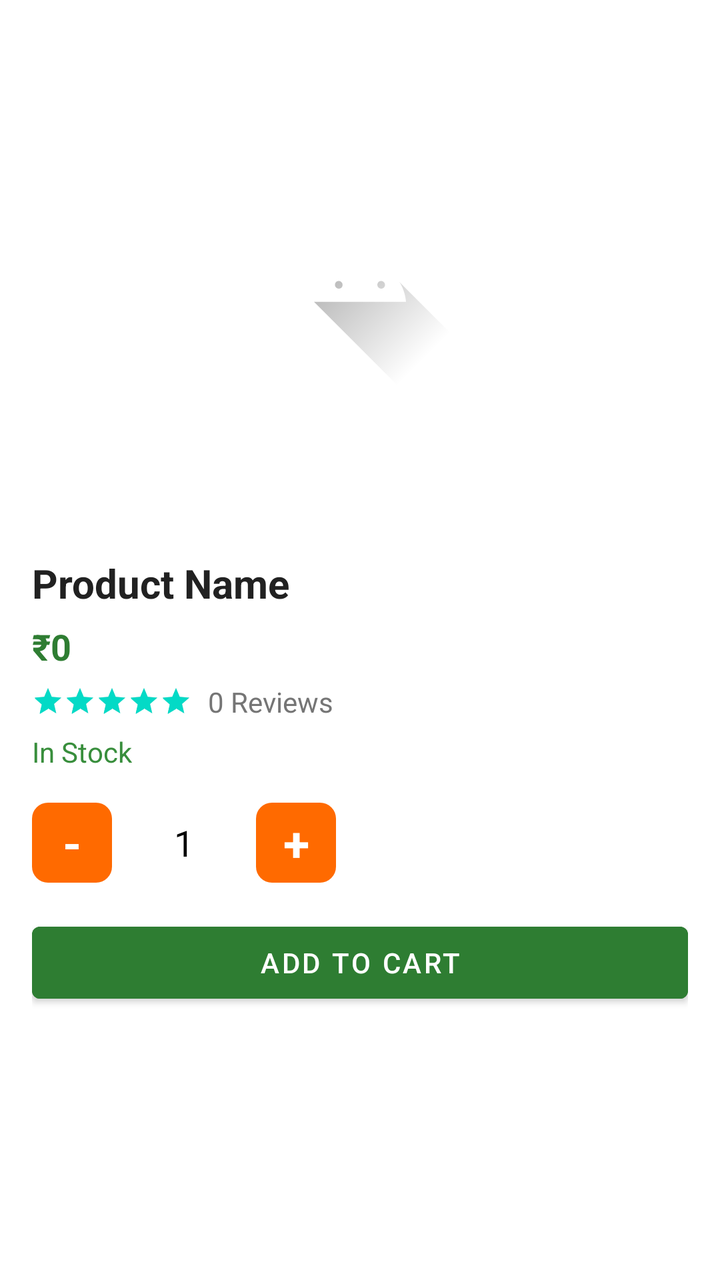
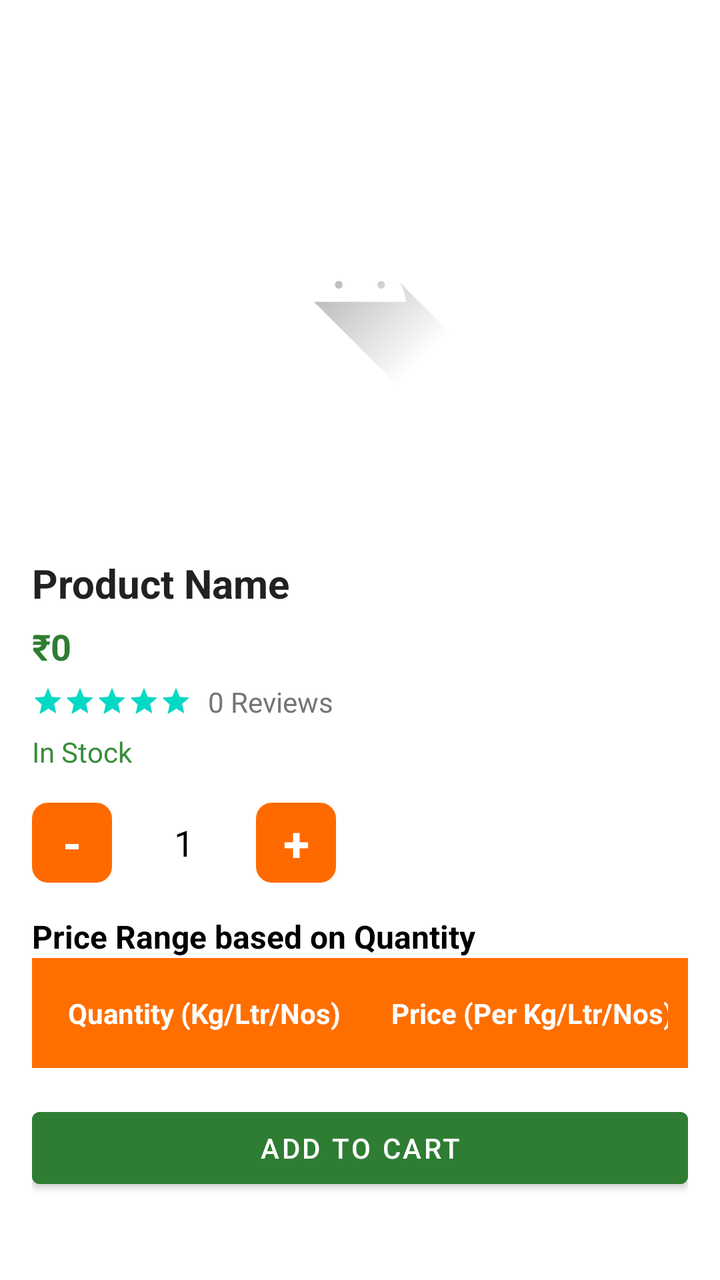

Before-and-after screenshots of an Android layout around one commit, followed by the original layout XML and the change that was made.
<!-- AndroidManifest.xml: application theme Theme.BulkAgrochem -->
<!-- res/layout/activity_product_detail.xml -->
<?xml version="1.0" encoding="utf-8"?>
<LinearLayout
    xmlns:android="http://schemas.android.com/apk/res/android"
    android:layout_width="match_parent"
    android:layout_height="match_parent"
    android:orientation="vertical"
    android:fitsSystemWindows="true">

<ScrollView
    android:id="@+id/main"
    android:layout_width="match_parent"
    android:layout_height="match_parent"
    android:background="#FFFFFF"
    >

    <LinearLayout
        android:layout_width="match_parent"
        android:layout_height="wrap_content"
        android:orientation="vertical"
        android:padding="16dp">

        
        <FrameLayout
            android:layout_width="match_parent"
            android:layout_height="wrap_content">

            
            <ImageView
                android:id="@+id/imgProduct"
                android:layout_width="match_parent"
                android:layout_height="250dp"
                android:scaleType="centerInside"
                android:src="@drawable/ic_launcher_foreground" />



        </FrameLayout>


        
        <TextView
            android:id="@+id/txtProductName"
            android:layout_width="match_parent"
            android:layout_height="wrap_content"
            android:layout_marginTop="12dp"
            android:text="Product Name"
            android:textColor="#212121"
            android:textSize="20sp"
            android:textStyle="bold" />

        
        <LinearLayout
            android:layout_width="wrap_content"
            android:layout_height="wrap_content"
            android:layout_marginTop="6dp"
            android:orientation="horizontal">

            <TextView
                android:id="@+id/txtProductPrice"
                android:layout_width="wrap_content"
                android:layout_height="wrap_content"
                android:text="₹0"
                android:textColor="#2E7D32"
                android:textSize="18sp"
                android:textStyle="bold" />

            <TextView
                android:id="@+id/txtOriginalPrice"
                android:layout_width="wrap_content"
                android:layout_height="wrap_content"
                android:layout_marginStart="8dp"
                android:text="₹00"
                android:textColor="#9E9E9E"
                android:textSize="16sp"
                android:visibility="gone"/>

            
            <TextView
                android:id="@+id/txtDiscount"
                android:layout_width="wrap_content"
                android:layout_height="wrap_content"
                android:layout_marginTop="0dp"
                android:layout_marginStart="10dp"
                android:background="@drawable/bg_discount"
                android:padding="6dp"
                android:text="10% OFF"
                android:textColor="#FFFFFF"
                android:textSize="14sp"
                android:visibility="gone" />

        </LinearLayout>


        
        <LinearLayout
            android:layout_width="wrap_content"
            android:layout_height="wrap_content"
            android:orientation="horizontal"
            android:layout_marginTop="6dp"
            android:gravity="center_vertical">

            <RatingBar
                android:id="@+id/ratingBar"
                style="?android:attr/ratingBarStyleSmall"
                android:layout_width="wrap_content"
                android:layout_height="wrap_content"
                android:isIndicator="true"
                android:numStars="5"
                android:stepSize="0.5"
                android:rating="5"
                android:theme="@style/Widget.AppCompat.RatingBar.Small"/>

            <TextView
                android:id="@+id/txtReviews"
                android:layout_width="wrap_content"
                android:layout_height="wrap_content"
                android:text="0 Reviews"
                android:textSize="14sp"
                android:textColor="#757575"
                android:layout_marginStart="8dp"/>

        </LinearLayout>

        
        <TextView
            android:id="@+id/txtStock"
            android:layout_width="wrap_content"
            android:layout_height="wrap_content"
            android:layout_marginTop="6dp"
            android:text="In Stock"
            android:textColor="#388E3C" />


        
        <LinearLayout
            android:layout_width="wrap_content"
            android:layout_height="wrap_content"
            android:layout_marginTop="16dp"
            android:orientation="horizontal"
            android:gravity="center_vertical">

            <TextView
                android:id="@+id/btnMinus"
                android:layout_width="40dp"
                android:layout_height="40dp"
                android:background="@drawable/bg_qty_button"
                android:foreground="?attr/selectableItemBackground"
                android:gravity="center"
                android:text="-"
                android:textColor="#FFFFFF"
                android:textSize="24sp"
                android:textStyle="bold" />

            <TextView
                android:id="@+id/txtQty"
                android:layout_width="wrap_content"
                android:layout_height="wrap_content"
                android:minWidth="40dp"
                android:gravity="center"
                android:text="1"
                android:textColor="@color/black"
                android:textSize="18sp"
                android:layout_marginLeft="16dp"
                android:layout_marginRight="16dp" />

            <TextView
                android:id="@+id/btnPlus"
                android:layout_width="40dp"
                android:layout_height="40dp"
                android:background="@drawable/bg_qty_button"
                android:foreground="?attr/selectableItemBackground"
                android:gravity="center"
                android:text="+"
                android:textColor="#FFFFFF"
                android:textSize="24sp"
                android:textStyle="bold" />

        </LinearLayout>

        
        <Button
            android:id="@+id/btnAddToCart"
            android:layout_width="match_parent"
            android:layout_height="48dp"
            android:layout_marginTop="16dp"
            android:backgroundTint="#2E7D32"
            android:text="Add to Cart"
            android:textColor="#FFFFFF" />

        
        <TextView
            android:id="@+id/txtDescription"
            android:layout_width="match_parent"
            android:layout_height="wrap_content"
            android:layout_marginTop="12dp"
            android:text="Product Description..."
            android:textColor="#757575"
            android:textSize="14sp"
            android:visibility="gone" />

        
        <TextView
            android:id="@+id/txtDetails"
            android:layout_width="match_parent"
            android:layout_height="wrap_content"
            android:layout_marginTop="12dp"
            android:text="Product Details..."
            android:textColor="#616161"
            android:textSize="14sp"
            android:visibility="gone" />

    </LinearLayout>

</ScrollView>
</LinearLayout>
<!-- resources referenced by this layout -->
<resources>
  <color name="black">#FF000000</color>
  <!-- drawable bg_discount (drawable) -->
  <shape xmlns:android="http://schemas.android.com/apk/res/android">
      <solid android:color="#D32F2F"/>
      <corners android:radius="6dp"/>
  </shape>
  <!-- drawable bg_qty_button (drawable) -->
  <shape xmlns:android="http://schemas.android.com/apk/res/android">
      <solid android:color="#FF6A00"/>
      <corners android:radius="8dp"/>
  </shape>
  <!-- drawable ic_launcher_foreground (drawable) -->
  <vector xmlns:android="http://schemas.android.com/apk/res/android"
      xmlns:aapt="http://schemas.android.com/aapt"
      android:width="108dp"
      android:height="108dp"
      android:viewportWidth="108"
      android:viewportHeight="108">
      <path android:pathData="M31,63.928c0,0 6.4,-11 12.1,-13.1c7.2,-2.6 26,-1.4 26,-1.4l38.1,38.1L107,108.928l-32,-1L31,63.928z">
          <aapt:attr name="android:fillColor">
              <gradient
                  android:endX="85.84757"
                  android:endY="92.4963"
                  android:startX="42.9492"
                  android:startY="49.59793"
                  android:type="linear">
                  <item
                      android:color="#44000000"
                      android:offset="0.0" />
                  <item
                      android:color="#00000000"
                      android:offset="1.0" />
              </gradient>
          </aapt:attr>
      </path>
      <path
          android:fillColor="#FFFFFF"
          android:fillType="nonZero"
          android:pathData="M65.3,45.828l3.8,-6.6c0.2,-0.4 0.1,-0.9 -0.3,-1.1c-0.4,-0.2 -0.9,-0.1 -1.1,0.3l-3.9,6.7c-6.3,-2.8 -13.4,-2.8 -19.7,0l-3.9,-6.7c-0.2,-0.4 -0.7,-0.5 -1.1,-0.3C38.8,38.328 38.7,38.828 38.9,39.228l3.8,6.6C36.2,49.428 31.7,56.028 31,63.928h46C76.3,56.028 71.8,49.428 65.3,45.828zM43.4,57.328c-0.8,0 -1.5,-0.5 -1.8,-1.2c-0.3,-0.7 -0.1,-1.5 0.4,-2.1c0.5,-0.5 1.4,-0.7 2.1,-0.4c0.7,0.3 1.2,1 1.2,1.8C45.3,56.528 44.5,57.328 43.4,57.328L43.4,57.328zM64.6,57.328c-0.8,0 -1.5,-0.5 -1.8,-1.2s-0.1,-1.5 0.4,-2.1c0.5,-0.5 1.4,-0.7 2.1,-0.4c0.7,0.3 1.2,1 1.2,1.8C66.5,56.528 65.6,57.328 64.6,57.328L64.6,57.328z"
          android:strokeWidth="1"
          android:strokeColor="#00000000" />
  </vector>
  <style name="Theme.BulkAgrochem" parent="Base.Theme.BulkAgrochem" />
  <style name="Base.Theme.BulkAgrochem" parent="Theme.MaterialComponents.DayNight.NoActionBar">
          
          <item name="colorPrimary">@color/colorPrimary</item>
          <item name="colorPrimaryVariant">@color/colorPrimaryDark</item>
          <item name="colorOnPrimary">@color/colorOnPrimary</item>
  
          <item name="android:windowBackground">@color/app_background</item>
          <item name="colorSurface">@color/app_background</item>
  
          
          <item name="android:statusBarColor">@color/colorPrimary</item>
          <item name="android:windowLightStatusBar">false</item>
      </style>
  <color name="colorPrimary">@color/orange_brand</color>
  <color name="colorPrimaryDark">#E65100</color>
  <color name="colorOnPrimary">@color/white</color>
  <color name="app_background">#F5F5F5</color>
  <color name="orange_brand">#FF6A00</color>
  <color name="white">#FFFFFFFF</color>
</resources>

<!-- the commit's change to res/layout/activity_product_detail.xml (unified diff, before → after) -->
@@ -178,6 +178,45 @@
         </LinearLayout>
 
         
+        <TextView
+            android:layout_width="wrap_content"
+            android:layout_height="wrap_content"
+            android:text="Price Range based on Quantity"
+            android:textStyle="bold"
+            android:textSize="16sp"
+            android:layout_marginTop="16dp"
+            android:textColor="#000" />
+
+        
+        <TableLayout
+            android:id="@+id/tablePriceRange"
+            android:layout_width="match_parent"
+            android:layout_height="wrap_content"
+            android:stretchColumns="*"
+            android:visibility="visible">
+
+            <TableRow
+                android:background="#FF6F00"
+                android:padding="10dp">
+
+                <TextView
+                    android:text="Quantity (Kg/Ltr/Nos)"
+                    android:textColor="@android:color/white"
+                    android:textStyle="bold"
+                    android:padding="8dp"/>
+
+                <TextView
+                    android:text="Price (Per Kg/Ltr/Nos)"
+                    android:textColor="@android:color/white"
+                    android:textStyle="bold"
+                    android:padding="8dp"/>
+            </TableRow>
+
+        </TableLayout>
+
+
+
+        
         <Button
             android:id="@+id/btnAddToCart"
             android:layout_width="match_parent"
<!-- resource entries referenced after the edit -->
@@ -53,7 +53,7 @@
           <item name="colorSurface">@color/app_background</item>
   
           
-          <item name="android:statusBarColor">@color/colorPrimary</item>
+          <item name="android:statusBarColor">@color/white</item>
           <item name="android:windowLightStatusBar">false</item>
       </style>
   <color name="colorPrimary">@color/orange_brand</color>
